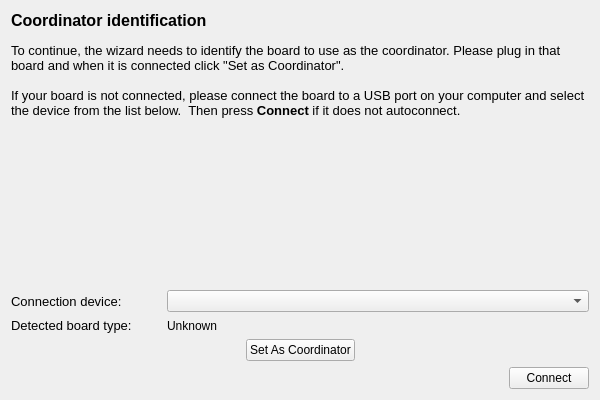
Above: ground/gcs/src/plugins/rfmbindwizard/pages/coordinatorpage.ui from TauLabs/TauLabs before the change. Below: the same form after it.
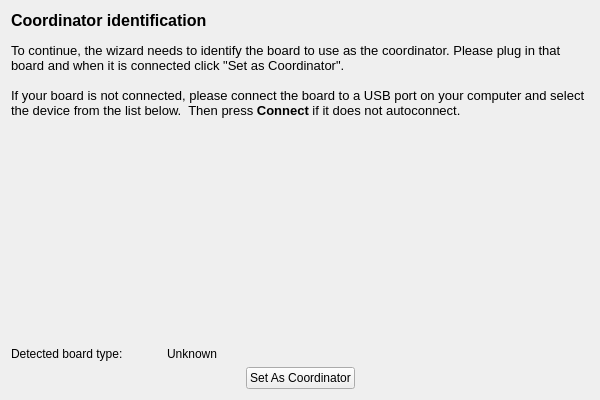
That is the form after the change.

Commit message: GCS/Bind wizard: Update coordinator page to use common class

Patch:
```diff
--- a/ground/gcs/src/plugins/rfmbindwizard/pages/coordinatorpage.ui
+++ b/ground/gcs/src/plugins/rfmbindwizard/pages/coordinatorpage.ui
@@ -68,40 +68,6 @@
    </item>
    <item>
     <layout class="QVBoxLayout" name="verticalLayout_2">
-     <item>
-      <layout class="QHBoxLayout" name="horizontalLayout_2">
-       <item>
-        <widget class="QLabel" name="label_2">
-         <property name="minimumSize">
-          <size>
-           <width>150</width>
-           <height>0</height>
-          </size>
-         </property>
-         <property name="font">
-          <font>
-           <pointsize>10</pointsize>
-           <weight>50</weight>
-           <bold>false</bold>
-          </font>
-         </property>
-         <property name="text">
-          <string>Connection device:</string>
-         </property>
-        </widget>
-       </item>
-       <item>
-        <widget class="QComboBox" name="deviceCombo">
-         <property name="sizePolicy">
-          <sizepolicy hsizetype="Expanding" vsizetype="Fixed">
-           <horstretch>0</horstretch>
-           <verstretch>0</verstretch>
-          </sizepolicy>
-         </property>
-        </widget>
-       </item>
-      </layout>
-     </item>
      <item>
       <layout class="QHBoxLayout" name="horizontalLayout_3">
        <item>
@@ -112,13 +78,6 @@
            <height>0</height>
           </size>
          </property>
-         <property name="font">
-          <font>
-           <pointsize>10</pointsize>
-           <weight>50</weight>
-           <bold>false</bold>
-          </font>
-         </property>
          <property name="text">
           <string>Detected board type:</string>
          </property>
@@ -176,36 +135,6 @@
        </item>
       </layout>
      </item>
-     <item>
-      <layout class="QHBoxLayout" name="horizontalLayout">
-       <item>
-        <spacer name="horizontalSpacer">
-         <property name="orientation">
-          <enum>Qt::Horizontal</enum>
-         </property>
-         <property name="sizeHint" stdset="0">
-          <size>
-           <width>40</width>
-           <height>20</height>
-          </size>
-         </property>
-        </spacer>
-       </item>
-       <item>
-        <widget class="QPushButton" name="connectButton">
-         <property name="maximumSize">
-          <size>
-           <width>120</width>
-           <height>16777215</height>
-          </size>
-         </property>
-         <property name="text">
-          <string>Connect</string>
-         </property>
-        </widget>
-       </item>
-      </layout>
-     </item>
     </layout>
    </item>
   </layout>
```
The commit also changes 2 other files.
